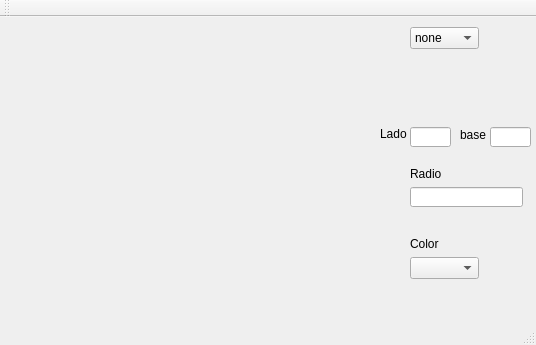
The window that mainwindow.ui (sergiqz/Adapter) describes before a commit, drawn with Qt 5.
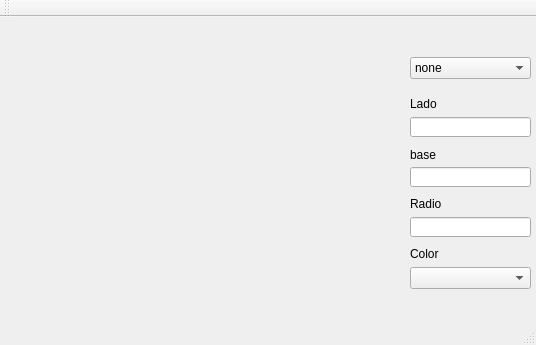
The same window after the commit.

Commit message: falta el color

What changed in the file:
```diff
--- a/mainwindow.ui
+++ b/mainwindow.ui
@@ -17,10 +17,10 @@
    <widget class="QLabel" name="base">
     <property name="geometry">
      <rect>
-      <x>30</x>
-      <y>50</y>
-      <width>251</width>
-      <height>221</height>
+      <x>10</x>
+      <y>10</y>
+      <width>381</width>
+      <height>281</height>
      </rect>
     </property>
     <property name="text">
@@ -31,8 +31,8 @@
     <property name="geometry">
      <rect>
       <x>410</x>
-      <y>10</y>
-      <width>69</width>
+      <y>40</y>
+      <width>121</width>
       <height>22</height>
      </rect>
     </property>
@@ -56,8 +56,8 @@
     <property name="geometry">
      <rect>
       <x>410</x>
-      <y>110</y>
-      <width>41</width>
+      <y>100</y>
+      <width>121</width>
       <height>20</height>
      </rect>
     </property>
@@ -66,8 +66,8 @@
     <property name="geometry">
      <rect>
       <x>410</x>
-      <y>170</y>
-      <width>113</width>
+      <y>200</y>
+      <width>121</width>
       <height>20</height>
      </rect>
     </property>
@@ -76,8 +76,8 @@
     <property name="geometry">
      <rect>
       <x>410</x>
-      <y>240</y>
-      <width>69</width>
+      <y>250</y>
+      <width>121</width>
       <height>22</height>
      </rect>
     </property>
@@ -86,7 +86,7 @@
     <property name="geometry">
      <rect>
       <x>410</x>
-      <y>220</y>
+      <y>230</y>
       <width>46</width>
       <height>13</height>
      </rect>
@@ -99,7 +99,7 @@
     <property name="geometry">
      <rect>
       <x>410</x>
-      <y>150</y>
+      <y>180</y>
       <width>46</width>
       <height>13</height>
      </rect>
@@ -111,8 +111,8 @@
    <widget class="QLabel" name="label_3">
     <property name="geometry">
      <rect>
-      <x>380</x>
-      <y>110</y>
+      <x>410</x>
+      <y>80</y>
       <width>46</width>
       <height>13</height>
      </rect>
@@ -124,8 +124,8 @@
    <widget class="QLabel" name="label_4">
     <property name="geometry">
      <rect>
-      <x>460</x>
-      <y>110</y>
+      <x>410</x>
+      <y>130</y>
       <width>31</width>
       <height>16</height>
      </rect>
@@ -137,9 +137,9 @@
    <widget class="QLineEdit" name="bases">
     <property name="geometry">
      <rect>
-      <x>490</x>
-      <y>110</y>
-      <width>41</width>
+      <x>410</x>
+      <y>150</y>
+      <width>121</width>
       <height>20</height>
      </rect>
     </property>
```
The commit also changes 2 other files.
